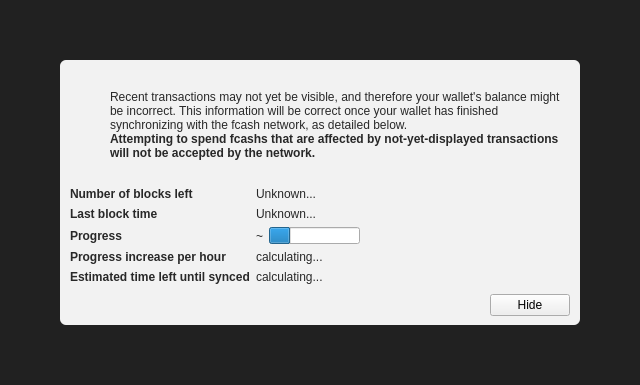
fcash-project/fcash-core, file src/qt/forms/modaloverlay.ui: the form before one commit.
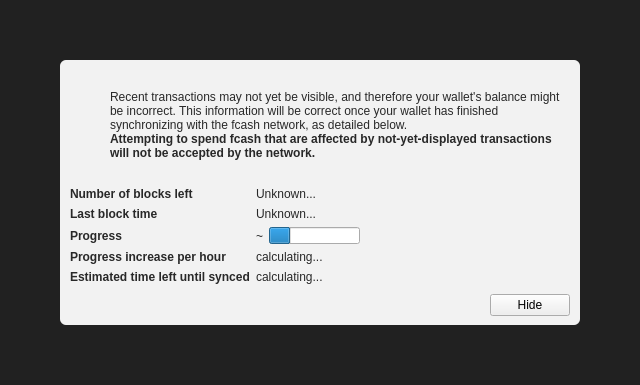
The form after the commit. Icons and pictures are not drawn. Custom widgets are drawn as their Qt base class.

Diff of the .ui file:
```diff
--- a/src/qt/forms/modaloverlay.ui
+++ b/src/qt/forms/modaloverlay.ui
@@ -149,7 +149,7 @@
                 </font>
                </property>
                <property name="text">
-                <string>Attempting to spend fcashs that are affected by not-yet-displayed transactions will not be accepted by the network.</string>
+                <string>Attempting to spend fcash that are affected by not-yet-displayed transactions will not be accepted by the network.</string>
                </property>
                <property name="textFormat">
                 <enum>Qt::RichText</enum>
```
